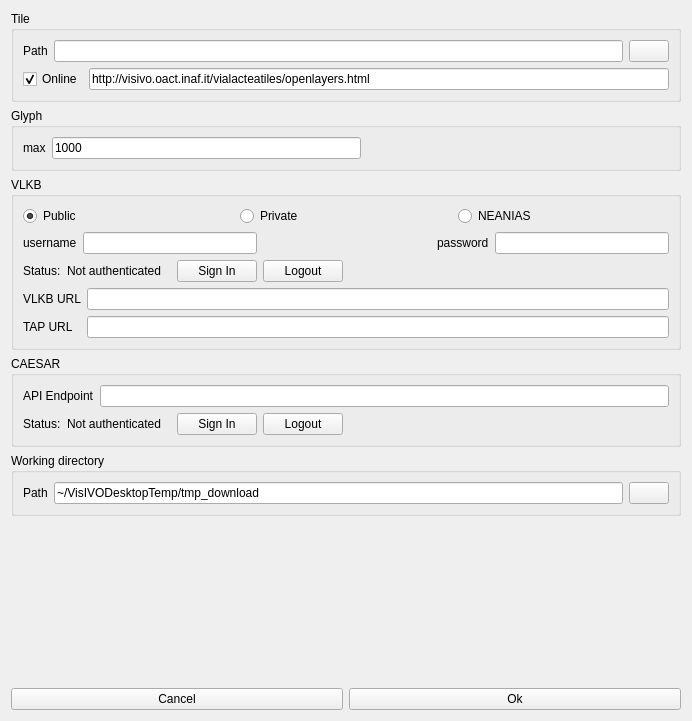
The window that Code/ui/settingform.ui (VisIVOLab/ViaLacteaVisualAnalytics) describes before a commit, drawn with Qt 5.
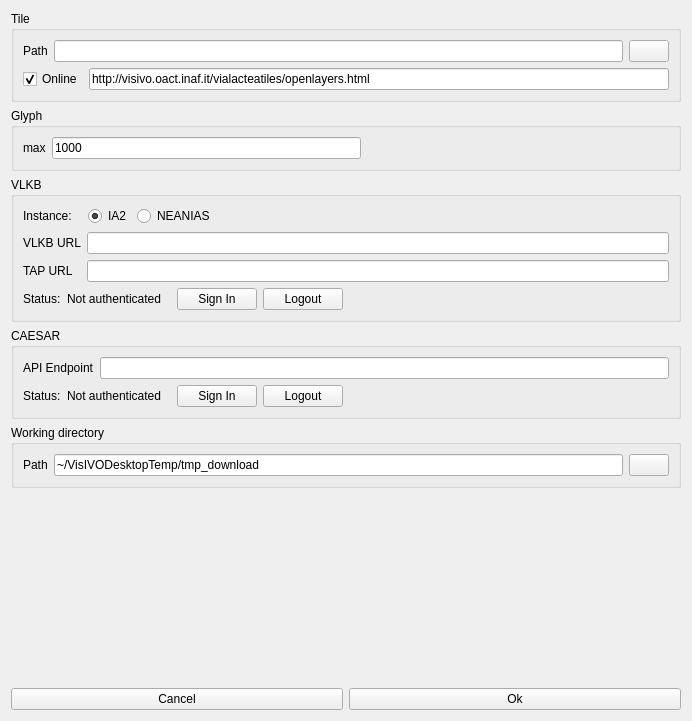
The same window after the commit. Icons and pictures are not drawn.

Commit message: New IA2 VLKB instance

Patch:
```diff
--- a/Code/ui/settingform.ui
+++ b/Code/ui/settingform.ui
@@ -114,22 +114,38 @@
       <item>
        <layout class="QHBoxLayout" name="horizontalLayout_6">
         <item>
-         <widget class="QRadioButton" name="publicVLKB_radioButton">
+         <widget class="QLabel" name="label">
           <property name="text">
-           <string>Public</string>
+           <string>Instance:</string>
+          </property>
+         </widget>
+        </item>
+        <item>
+         <spacer name="horizontalSpacer_7">
+          <property name="orientation">
+           <enum>Qt::Horizontal</enum>
+          </property>
+          <property name="sizeType">
+           <enum>QSizePolicy::Fixed</enum>
+          </property>
+          <property name="sizeHint" stdset="0">
+           <size>
+            <width>10</width>
+            <height>20</height>
+           </size>
+          </property>
+         </spacer>
+        </item>
+        <item>
+         <widget class="QRadioButton" name="ia2VLKB_radioButton">
+          <property name="text">
+           <string>IA2</string>
           </property>
           <property name="checked">
            <bool>true</bool>
           </property>
          </widget>
         </item>
-        <item>
-         <widget class="QRadioButton" name="privateVLKB_radioButton">
-          <property name="text">
-           <string>Private</string>
-          </property>
-         </widget>
-        </item>
         <item>
          <widget class="QRadioButton" name="neaniasVLKB_radioButton">
           <property name="text">
@@ -137,20 +153,6 @@
           </property>
          </widget>
         </item>
-       </layout>
-      </item>
-      <item>
-       <layout class="QHBoxLayout" name="userPassLayout">
-        <item>
-         <widget class="QLabel" name="userLabel">
-          <property name="text">
-           <string>username</string>
-          </property>
-         </widget>
-        </item>
-        <item>
-         <widget class="QLineEdit" name="username_LineEdit"/>
-        </item>
         <item>
          <spacer name="horizontalSpacer_2">
           <property name="orientation">
@@ -164,87 +166,6 @@
           </property>
          </spacer>
         </item>
-        <item>
-         <widget class="QLabel" name="passLabel">
-          <property name="text">
-           <string>password</string>
-          </property>
-         </widget>
-        </item>
-        <item>
-         <widget class="QLineEdit" name="password_LineEdit">
-          <property name="echoMode">
-           <enum>QLineEdit::Password</enum>
-          </property>
-         </widget>
-        </item>
-       </layout>
-      </item>
-      <item>
-       <layout class="QHBoxLayout" name="neaniasStatusLayout">
-        <property name="sizeConstraint">
-         <enum>QLayout::SetMinimumSize</enum>
-        </property>
-        <item>
-         <widget class="QLabel" name="vlkbAuthLabel">
-          <property name="text">
-           <string>Status:</string>
-          </property>
-         </widget>
-        </item>
-        <item>
-         <widget class="QLabel" name="vlkbAuthStatusLabel">
-          <property name="text">
-           <string>Not authenticated</string>
-          </property>
-         </widget>
-        </item>
-        <item>
-         <spacer name="horizontalSpacer_3">
-          <property name="orientation">
-           <enum>Qt::Horizontal</enum>
-          </property>
-          <property name="sizeType">
-           <enum>QSizePolicy::MinimumExpanding</enum>
-          </property>
-          <property name="sizeHint" stdset="0">
-           <size>
-            <width>10</width>
-            <height>20</height>
-           </size>
-          </property>
-         </spacer>
-        </item>
-        <item>
-         <widget class="QPushButton" name="vlkbLoginButton">
-          <property name="text">
-           <string>Sign In</string>
-          </property>
-         </widget>
-        </item>
-        <item>
-         <widget class="QPushButton" name="vlkbLogoutButton">
-          <property name="text">
-           <string>Logout</string>
-          </property>
-         </widget>
-        </item>
-        <item>
-         <spacer name="horizontalSpacer_4">
-          <property name="orientation">
-           <enum>Qt::Horizontal</enum>
-          </property>
-          <property name="sizeType">
-           <enum>QSizePolicy::Preferred</enum>
-          </property>
-          <property name="sizeHint" stdset="0">
-           <size>
-            <width>380</width>
-            <height>20</height>
-           </size>
-          </property>
-         </spacer>
-        </item>
        </layout>
       </item>
       <item>
@@ -288,6 +209,73 @@
         </item>
        </layout>
       </item>
+      <item>
+       <layout class="QHBoxLayout" name="neaniasStatusLayout">
+        <property name="sizeConstraint">
+         <enum>QLayout::SetMinimumSize</enum>
+        </property>
+        <item>
+         <widget class="QLabel" name="vlkbAuthLabel">
+          <property name="text">
+           <string>Status:</string>
+          </property>
+         </widget>
+        </item>
+        <item>
+         <widget class="QLabel" name="vlkbAuthStatusLabel">
+          <property name="text">
+           <string>Not authenticated</string>
+          </property>
+         </widget>
+        </item>
+        <item>
+         <spacer name="horizontalSpacer_3">
+          <property name="orientation">
+           <enum>Qt::Horizontal</enum>
+          </property>
+          <property name="sizeType">
+           <enum>QSizePolicy::MinimumExpanding</enum>
+          </property>
+          <property name="sizeHint" stdset="0">
+           <size>
+            <width>10</width>
+            <height>20</height>
+           </size>
+          </property>
+         </spacer>
+        </item>
+        <item>
+         <widget class="QPushButton" name="vlkbLoginButton">
+          <property name="text">
+           <string>Sign In</string>
+          </property>
+         </widget>
+        </item>
+        <item>
+         <widget class="QPushButton" name="vlkbLogoutButton">
+          <property name="text">
+           <string>Logout</string>
+          </property>
+         </widget>
+        </item>
+        <item>
+         <spacer name="horizontalSpacer_4">
+          <property name="orientation">
+           <enum>Qt::Horizontal</enum>
+          </property>
+          <property name="sizeType">
+           <enum>QSizePolicy::Preferred</enum>
+          </property>
+          <property name="sizeHint" stdset="0">
+           <size>
+            <width>380</width>
+            <height>20</height>
+           </size>
+          </property>
+         </spacer>
+        </item>
+       </layout>
+      </item>
      </layout>
     </widget>
    </item>
```
The commit also changes 17 other files.
